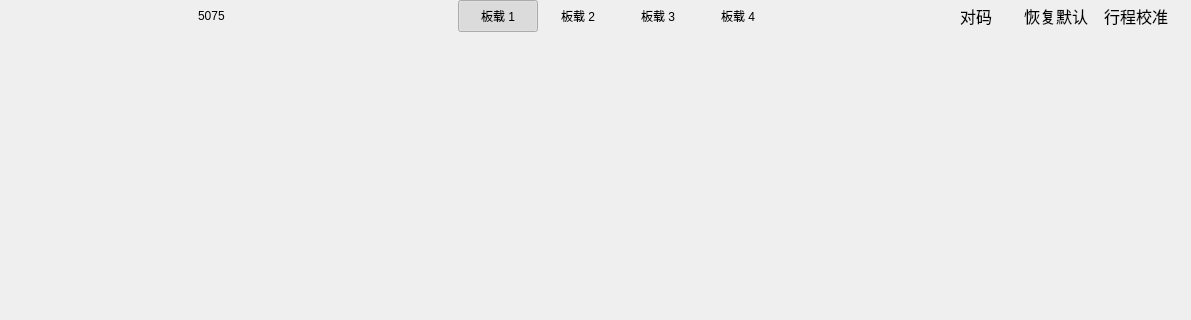
wlffeng2008/AkkoStudio, file FrameDeviceHolder.ui: the form before one commit; both pictures show x 0 to 1191 and y 0 to 320 of the 1191 by 744 pixel window.
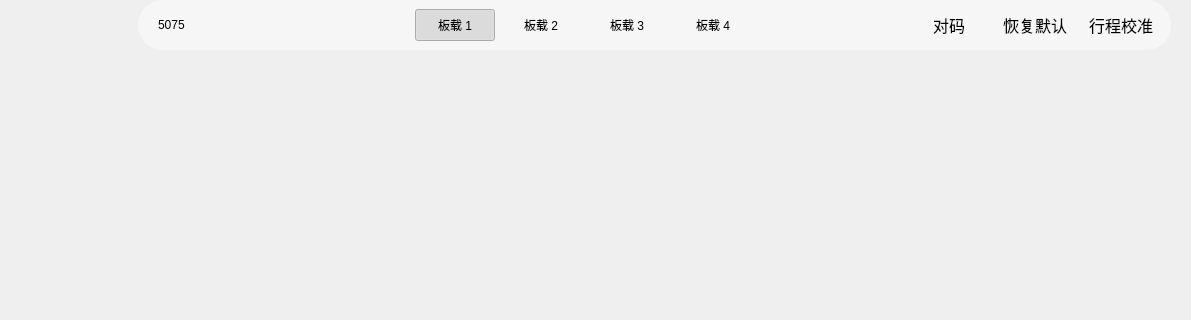
The form after the commit. Icons and pictures are not drawn. Custom widgets are drawn as their Qt base class.

Diff of the .ui file:
```diff
--- a/FrameDeviceHolder.ui
+++ b/FrameDeviceHolder.ui
@@ -24,10 +24,10 @@
     <number>0</number>
    </property>
    <property name="rightMargin">
-    <number>5</number>
+    <number>0</number>
    </property>
    <property name="bottomMargin">
-    <number>10</number>
+    <number>0</number>
    </property>
    <item alignment="Qt::AlignmentFlag::AlignHCenter">
     <widget class="QFrame" name="FrameLeft">
@@ -324,15 +324,44 @@
    <item>
     <layout class="QVBoxLayout" name="verticalLayout" stretch="0,1">
      <property name="spacing">
-      <number>0</number>
+      <number>10</number>
+     </property>
+     <property name="rightMargin">
+      <number>20</number>
+     </property>
+     <property name="bottomMargin">
+      <number>20</number>
      </property>
      <item>
+      <widget class="QFrame" name="FrameToolbar">
+       <property name="minimumSize">
+        <size>
+         <width>0</width>
+         <height>50</height>
+        </size>
+       </property>
+       <property name="maximumSize">
+        <size>
+         <width>16777215</width>
+         <height>50</height>
+        </size>
+       </property>
+       <property name="styleSheet">
+        <string notr="true">#FrameToolbar{background-color: #F6F6F6; border-radius: 25px;}
+</string>
+       </property>
       <layout class="QHBoxLayout" name="horizontalLayout">
+        <property name="leftMargin">
+         <number>0</number>
+        </property>
+        <property name="topMargin">
+         <number>0</number>
+        </property>
        <property name="rightMargin">
         <number>10</number>
        </property>
        <property name="bottomMargin">
-        <number>10</number>
+         <number>0</number>
        </property>
        <item>
         <layout class="QHBoxLayout" name="horizontalLayout_3">
@@ -340,7 +369,7 @@
           <number>30</number>
          </property>
          <property name="leftMargin">
-          <number>60</number>
+           <number>20</number>
          </property>
          <property name="rightMargin">
           <number>0</number>
@@ -618,14 +647,21 @@
         </widget>
        </item>
       </layout>
+      </widget>
      </item>
      <item>
       <layout class="QHBoxLayout" name="horizontalLayoutBR">
        <property name="spacing">
         <number>0</number>
        </property>
+       <property name="leftMargin">
+        <number>0</number>
+       </property>
        <property name="rightMargin">
-        <number>5</number>
+        <number>0</number>
+       </property>
+       <property name="bottomMargin">
+        <number>0</number>
        </property>
       </layout>
      </item>
```
Lines whose indentation alone changed are shown as unchanged.
